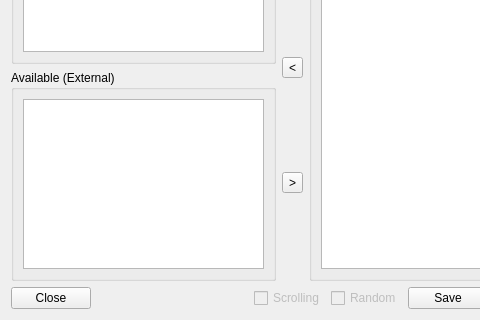
First picture: the form in scripts/customBadges/badges.ui, repository Bluscream/pyTSon_plugins, before the edit; both pictures show x 0 to 480 and y 224 to 544 of the 585 by 544 pixel window.
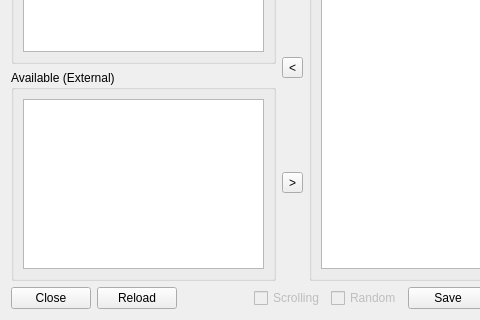
Second picture: the form after the edit.

The edit to the form file:
```diff
--- a/scripts/customBadges/badges.ui
+++ b/scripts/customBadges/badges.ui
@@ -212,6 +212,16 @@
        </property>
       </widget>
      </item>
+     <item>
+      <widget class="QPushButton" name="btn_reload">
+       <property name="enabled">
+        <bool>true</bool>
+       </property>
+       <property name="text">
+        <string>Reload</string>
+       </property>
+      </widget>
+     </item>
      <item>
       <spacer name="horizontalSpacer_3">
        <property name="orientation">
```
Left out of the diff: 6 changed lines with no effect on the pictures.
